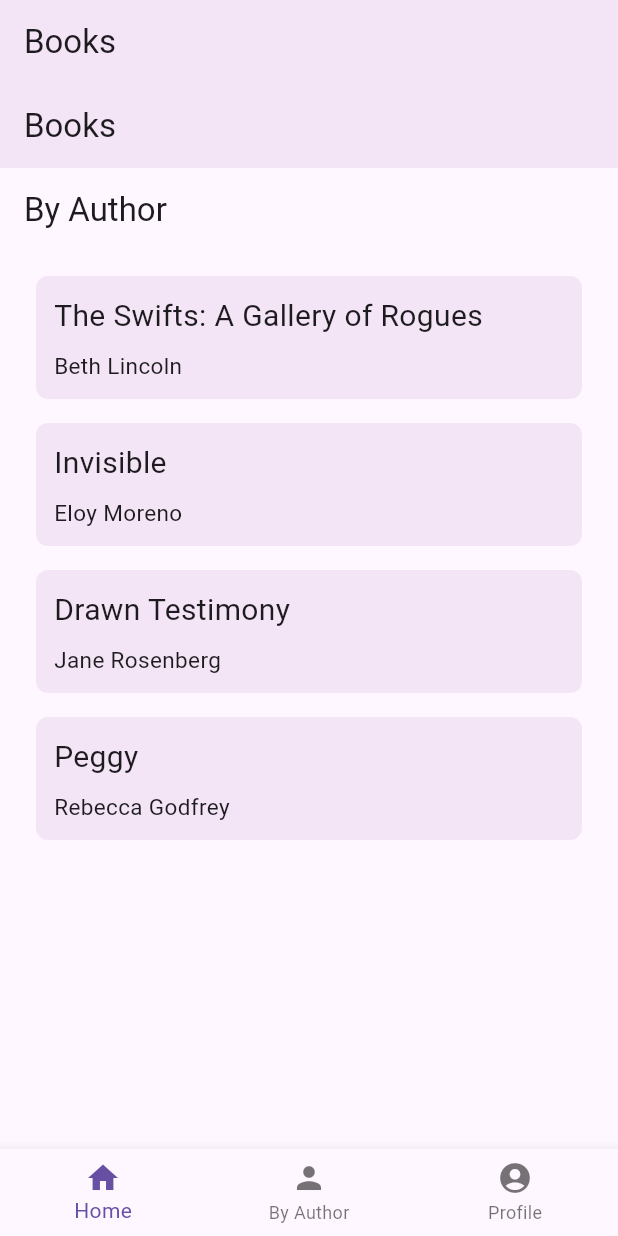
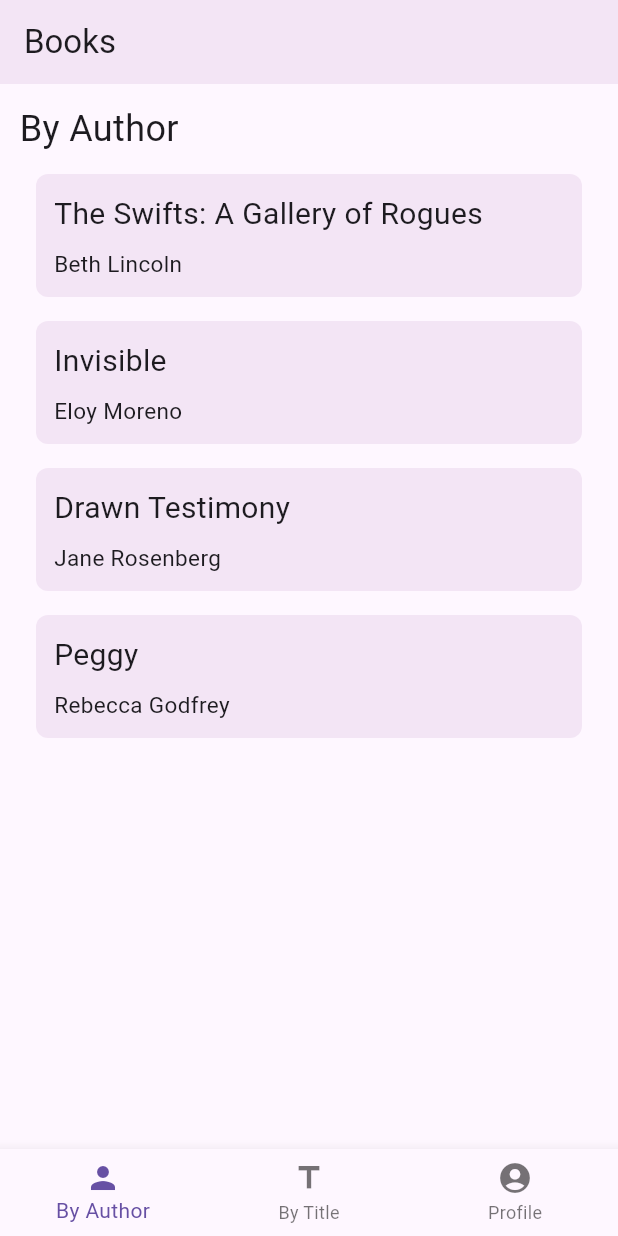
Before and after one commit to kagaminearia/CSEN268, a Flutter app: the screen it shows after launch, after a tap on "Login to Home Page", on a phone screen of 412 x 824 dp. Run offline on Flutter 3.47's test engine with Material 3 defaults, Android fonts, the phone set to English and light mode, and no system bars; our stand-ins replace bloc, equatable, flutter_bloc, go_router; network calls fail.

Commit message:
Fixed sorting by title

```diff
--- a/hw_4/lib/pages/by_author_page.dart
+++ b/hw_4/lib/pages/by_author_page.dart
@@ -23,15 +23,18 @@ class ByAuthorPage extends StatelessWidget {
         }
 
         return Scaffold(
-          appBar: AppBar(
-            title: const Text("By Author"),
-          ),
           body: Padding(
             padding: const EdgeInsets.all(8.0),
             child: Column(
               crossAxisAlignment: CrossAxisAlignment.start,
               children: [
-
+              const Padding(
+                  padding: EdgeInsets.all(5.0),
+                  child: Text(
+                    "By Author",
+                    style: TextStyle(fontSize: 24),
+                  ),
+                ),
                 Expanded(
                   child: books.isNotEmpty
                       ? BookListView(books: books)
--- a/hw_4/lib/pages/by_title_page.dart
+++ b/hw_4/lib/pages/by_title_page.dart
@@ -13,23 +13,37 @@ class ByTitlePage extends StatelessWidget {
     return BlocBuilder<BookBloc, BookState>(
       builder: (context, state) {
         List<Book> books = [];
+
         if (state is BooksSortedByTitle) {
           books = state.books;
+        } else if (state is BookLoading) {
+          return const Center(child: CircularProgressIndicator());
+        } else if (state is BookError) {
+          return const Center(child: Text("Failed to load books"));
         }
-        return Column(
+
+        return Scaffold(
+          body: Padding(
+            padding: const EdgeInsets.all(8.0),
+            child: Column(
               crossAxisAlignment: CrossAxisAlignment.start,
               children: [
                 const Padding(
                   padding: EdgeInsets.all(5.0),
                   child: Text(
                     "By Title",
-                  style: TextStyle(fontSize: 24,),
+                    style: TextStyle(fontSize: 24),
                   ),
                 ),
-              Expanded(child: BookListView(books: books)),
+                Expanded(
+                  child: books.isNotEmpty
+                      ? BookListView(books: books)
+                      : const Center(child: Text("No books available")),
+                ),
               ],
+            ),
+          ),
         );
-        // return BookListView(books: books);
       },
     );
   }
--- a/hw_4/lib/pages/home_page.dart
+++ b/hw_4/lib/pages/home_page.dart
@@ -1,7 +1,4 @@
 import 'package:flutter/material.dart';
-import 'package:flutter_bloc/flutter_bloc.dart';
-import 'package:hw_4/bloc/book_bloc.dart';
-import 'package:hw_4/bloc/book_event.dart';
 import 'package:hw_4/pages/profile_page.dart';
 import 'by_author_page.dart';
 import 'by_title_page.dart';
@@ -16,16 +13,6 @@ class HomePage extends StatefulWidget {
 class _HomePageState extends State<HomePage> {
   int _selectedIndex = 0;
 
-  void _onItemTapped(int index) {
-    setState(() {
-      _selectedIndex = index;
-    });
-    if (index == 0) {
-      BlocProvider.of<BookBloc>(context).add(SortByAuthor());
-    } else if (index == 1) {
-      BlocProvider.of<BookBloc>(context).add(SortByTitle());
-    }
-  }
 
   @override
   Widget build(BuildContext context) {
--- a/hw_4/lib/pages/main_scaffold.dart
+++ b/hw_4/lib/pages/main_scaffold.dart
@@ -1,9 +1,10 @@
-// lib/pages/main_scaffold.dart
-
 import 'package:flutter/material.dart';
-import 'home_page.dart';
-import 'by_author_page.dart';
-import 'profile_page.dart';
+import 'package:flutter_bloc/flutter_bloc.dart';
+import 'package:hw_4/bloc/book_bloc.dart';
+import 'package:hw_4/bloc/book_event.dart';
+import 'package:hw_4/pages/by_author_page.dart';
+import 'package:hw_4/pages/by_title_page.dart';
+import 'package:hw_4/pages/profile_page.dart';
 
 class MainScaffold extends StatefulWidget {
   const MainScaffold({super.key});
@@ -16,15 +17,23 @@ class _MainScaffoldState extends State<MainScaffold> {
   int _selectedIndex = 0;
 
   final List<Widget> _pages = [
-    HomePage(),
-    ByAuthorPage(),
-    ProfilePage(),
+    const ByAuthorPage(),
+    const ByTitlePage(),
+    const ProfilePage(),
   ];
 
   void _onItemTapped(int index) {
     setState(() {
       _selectedIndex = index;
     });
+
+    if (index == 0) {
+      // Dispatch SortByAuthor event when "By Author" is selected
+      BlocProvider.of<BookBloc>(context).add(SortByAuthor());
+    } else if (index == 1) {
+      // Dispatch SortByTitle event when "By Title" is selected
+      BlocProvider.of<BookBloc>(context).add(SortByTitle());
+    }
   }
 
   @override
@@ -40,8 +49,8 @@ class _MainScaffoldState extends State<MainScaffold> {
       ),
       bottomNavigationBar: BottomNavigationBar(
         items: const [
-          BottomNavigationBarItem(icon: Icon(Icons.home), label: 'Home'),
           BottomNavigationBarItem(icon: Icon(Icons.person), label: 'By Author'),
+          BottomNavigationBarItem(icon: Icon(Icons.title), label: 'By Title'),
           BottomNavigationBarItem(icon: Icon(Icons.account_circle), label: 'Profile'),
         ],
         currentIndex: _selectedIndex,
--- a/hw_4/lib/pages/profile_page.dart
+++ b/hw_4/lib/pages/profile_page.dart
@@ -16,10 +16,6 @@ class ProfilePage extends StatelessWidget {
         child: Column(
           mainAxisAlignment: MainAxisAlignment.center,
           children: [
-            const Text(
-              "Profile page (need to implement later)",
-              style: TextStyle(fontSize: 24, fontWeight: FontWeight.bold),
-            ),
             const SizedBox(height: 20),
             ElevatedButton(
               onPressed: () {
```
Lines whose indentation alone changed are shown as unchanged.
